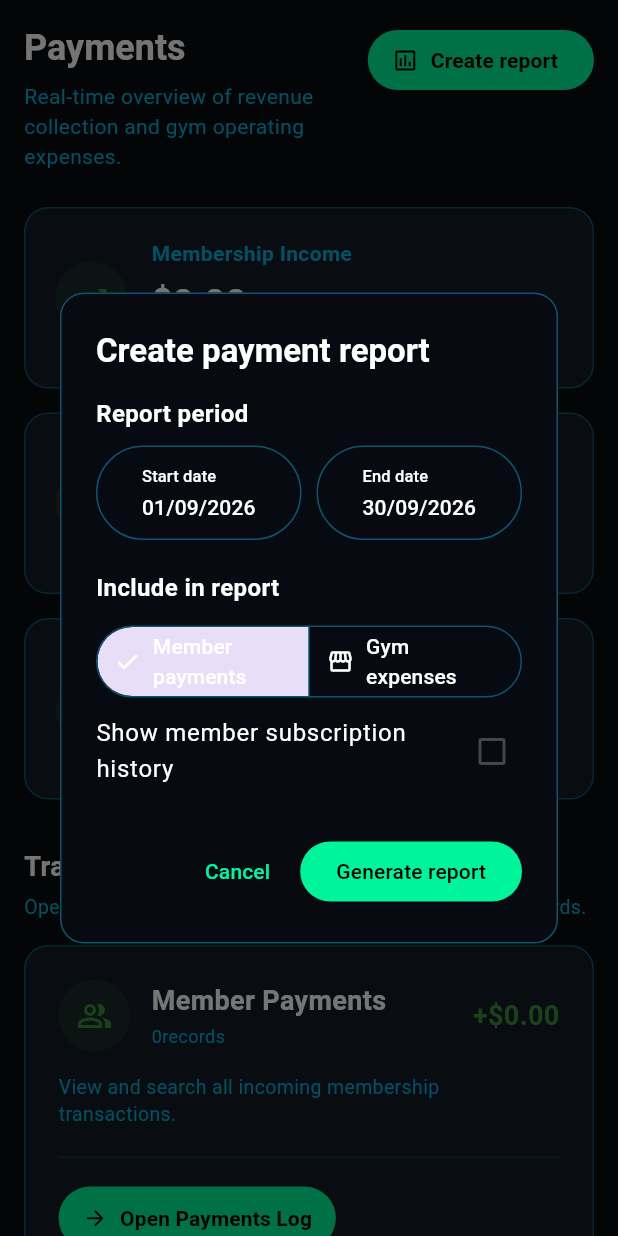
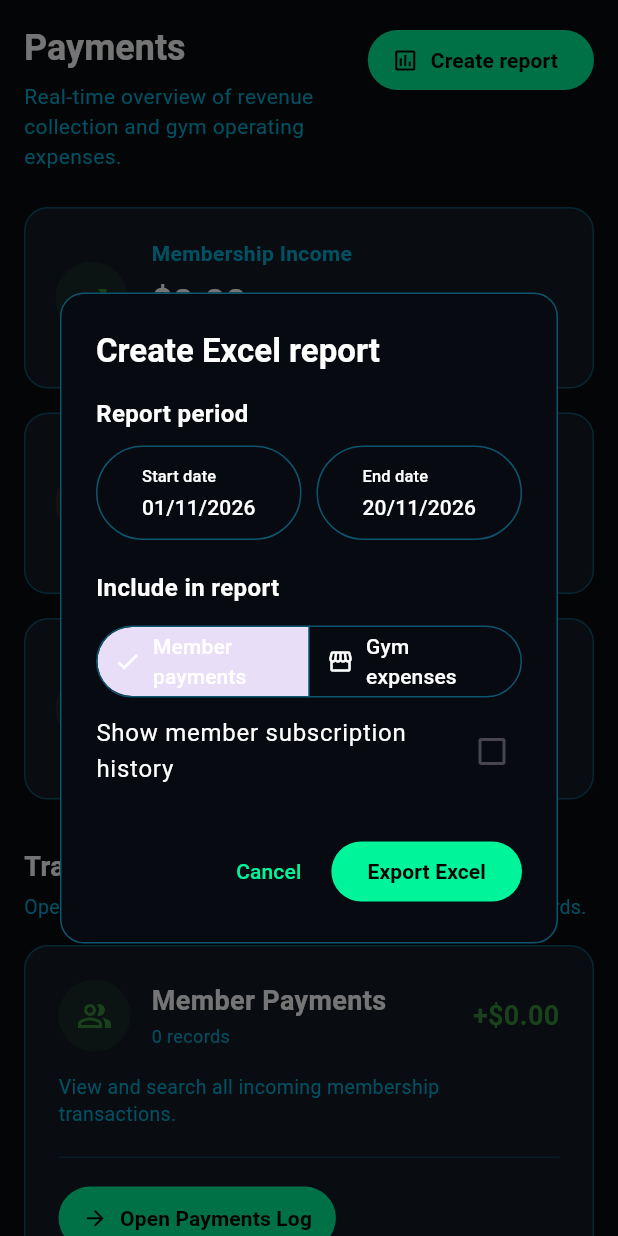
Before and after one commit to HaniHankoul/gym_zero, a Flutter app: the PaymentsScreen widget shown alone on an empty page, opened directly, after a tap on "Create report", on a phone screen of 412 x 824 dp. Run offline on Flutter 3.47's test engine with Material 3 defaults, Android fonts, the phone set to English and light mode, and no system bars; our stand-ins replace flutter_riverpod, go_router, hugeicons, open_filex, sqflite, sqflite_common_ffi; missing offline and left inert: excel; accounts and stored records are empty; Roboto replaces fonts that are missing (cairo).

Commit message:
wiring excel service with the reports dialog

```diff
--- a/lib/screens/payments/payments_screen.dart
+++ b/lib/screens/payments/payments_screen.dart
@@ -1,9 +1,11 @@
 import 'package:flutter/material.dart';
 import 'package:flutter_riverpod/flutter_riverpod.dart';
+import 'package:open_filex/open_filex.dart';
 
 import '../../providers/payment_provider.dart';
 import '../../providers/reports_provider.dart';
 import '../../shared/constants/general_sizes.dart';
+import '../../shared/services/excel_report_service.dart';
 import '../../shared/theme/app_theme.dart';
 import '../../shared/widgets/custom_text.dart';
 import '../../shared/widgets/custom_text_field.dart';
@@ -86,7 +88,7 @@ class PaymentsScreen extends ConsumerWidget {
                             title: 'Member Payments',
                             subtitle: 'View and search all incoming membership transactions.',
                             countText:
-                                '${data.memberPayments.length}${data.memberPayments.length == 1 ? 'record' : 'records'}',
+                                '${data.memberPayments.length} ${data.memberPayments.length == 1 ? 'record' : 'records'}',
                             totalText: '+${_formatCurrency(data.memberTotal)}',
                             accentColor: AppThemeDark.success,
                             icon: Icons.people_alt_outlined,
@@ -107,7 +109,7 @@ class PaymentsScreen extends ConsumerWidget {
                             title: 'Gym Expenses',
                             subtitle: 'View, search, and record gym operating expenses.',
                             countText:
-                                '${data.gymExpenses.length}${data.gymExpenses.length == 1 ? 'record' : 'records'}',
+                                '${data.gymExpenses.length} ${data.gymExpenses.length == 1 ? 'record' : 'records'}',
                             totalText: '-${_formatCurrency(data.expenseTotal)}',
                             accentColor: AppThemeDark.warning,
                             icon: Icons.account_balance_wallet_outlined,
@@ -158,8 +160,25 @@ class PaymentsScreen extends ConsumerWidget {
     );
     if (!context.mounted || result == null) return;
 
-    final period = '${_formatDate(result.start)} -${_formatDate(result.end)}';
+    final paymentsData = ref.read(paymentsProvider).value;
+    if (paymentsData == null) return;
+
     final isPayments = result.source == _ReportSource.memberPayments;
+
+    try {
+      final generated = await ExcelReportService.generatePaymentsExcelReport(
+        source: isPayments
+            ? ExcelReportSource.memberPayments
+            : ExcelReportSource.gymExpenses,
+        startDate: result.start,
+        endDate: result.end,
+        allMemberPayments: paymentsData.memberPayments,
+        allGymExpenses: paymentsData.gymExpenses,
+        includeSubscriptionHistory: isPayments && result.includeHistory,
+      );
+
+      final period =
+          '${_formatDate(result.start)} - ${_formatDate(result.end)}';
       final reportName =
           '${isPayments ? "Payments report" : "Gym expenses report"} - ${_formatDate(result.start)}';
 
@@ -169,15 +188,34 @@ class PaymentsScreen extends ConsumerWidget {
             name: reportName,
             type: ReportType.payments,
             period: period,
-          format: 'PDF',
+            format: 'XLSX',
+            filePath: generated.filePath,
           );
 
       if (context.mounted) {
         ScaffoldMessenger.of(context).showSnackBar(
           SnackBar(
-          content: Text('$reportName created and saved to Reports history.'),
+            duration: const Duration(seconds: 6),
+            content: Text(
+              'Excel saved (${generated.recordCount} rows): ${generated.fileName}',
+            ),
+            action: SnackBarAction(
+              label: 'Open',
+              textColor: AppThemeDark.primary,
+              onPressed: () => OpenFilex.open(generated.filePath),
+            ),
           ),
         );
+      }
+    } catch (e) {
+      if (context.mounted) {
+        ScaffoldMessenger.of(context).showSnackBar(
+          SnackBar(
+            backgroundColor: AppThemeDark.error,
+            content: Text('Failed to generate Excel report: $e'),
+          ),
+        );
+      }
     }
   }
 }
@@ -832,10 +870,18 @@ class _ReportDialog extends StatefulWidget {
 }
 
 class _ReportDialogState extends State<_ReportDialog> {
-  DateTime _start = DateTime(2026, 9, 1);
-  DateTime _end = DateTime(2026, 9, 30);
+  late DateTime _start;
+  late DateTime _end;
   _ReportSource _source = _ReportSource.memberPayments;
   bool _includeHistory = false;
+
+  @override
+  void initState() {
+    super.initState();
+    final now = DateTime.now();
+    _start = DateTime(now.year, now.month, 1);
+    _end = now;
+  }
 
   Future<void> _pickDate({required bool start}) async {
     final picked = await showDatePicker(
@@ -866,7 +912,7 @@ class _ReportDialogState extends State<_ReportDialog> {
         side: const BorderSide(color: AppThemeDark.borderPrimary),
       ),
       title: CustomText(
-        text: 'Create payment report',
+        text: 'Create Excel report',
         fontSize: 22,
         fontWeight: FontWeight.w700,
       ),
@@ -936,6 +982,7 @@ class _ReportDialogState extends State<_ReportDialog> {
                 setState(() => _source = selection.first);
               },
             ),
+            if (_source == _ReportSource.memberPayments)
               CheckboxListTile(
                 contentPadding: EdgeInsets.zero,
                 activeColor: AppThemeDark.primary,
@@ -972,8 +1019,8 @@ class _ReportDialogState extends State<_ReportDialog> {
             foregroundColor: AppThemeDark.textPrimary,
           ),
           child: const Text(
-            'Generate report',
-            style: TextStyle(color: Colors.black),
+            'Export Excel',
+            style: TextStyle(color: Colors.black, fontWeight: FontWeight.w600),
           ),
         ),
       ],
--- a/lib/screens/reports/reports_screen.dart
+++ b/lib/screens/reports/reports_screen.dart
@@ -154,7 +154,7 @@ class _PageHeader extends StatelessWidget {
 }
 
 class _SummaryRow extends StatelessWidget {
-  final List<ReportRecord> reports;
+  final List<dynamic> reports;
 
   const _SummaryRow({required this.reports});
 
@@ -312,7 +312,7 @@ class _FilterMenu extends StatelessWidget {
 }
 
 class _ReportsTable extends StatelessWidget {
-  final List<ReportRecord> reports;
+  final List<dynamic> reports;
   final ValueChanged<ReportRecord> onDownload;
   final ValueChanged<int> onDelete;
 
--- a/lib/shared/services/excel_report_service.dart
+++ b/lib/shared/services/excel_report_service.dart
@@ -29,7 +29,7 @@ class ExcelReportService {
     required DateTime startDate,
     required DateTime endDate,
     required List<MemberPaymentRecord> allMemberPayments,
-    required List<GymExpenseRecord> allGymExpenses,
+    required List<dynamic> allGymExpenses,
     bool includeSubscriptionHistory = false,
   }) async {
     final start = DateTime(startDate.year, startDate.month, startDate.day);
@@ -184,7 +184,7 @@ class ExcelReportService {
 
   static void _buildGymExpensesSheet({
     required Sheet sheet,
-    required List<GymExpenseRecord> expenses,
+    required List<dynamic> expenses,
     required String periodLabel,
   }) {
     const headers = [
--- a/pubspec.yaml
+++ b/pubspec.yaml
@@ -42,6 +42,7 @@ dependencies:
   hugeicons: ^1.2.0
   excel: ^4.0.6
   path_provider: ^2.1.5
+  open_filex: ^4.7.0
 dev_dependencies:
   flutter_test:
     sdk: flutter
```
Also changed, not shown: lib/providers/reports_provider.dart (+13 -8 lines), lib/shared/database/db_init.dart (+75 -41 lines), pubspec.lock. Lines whose indentation alone changed are shown as unchanged.
